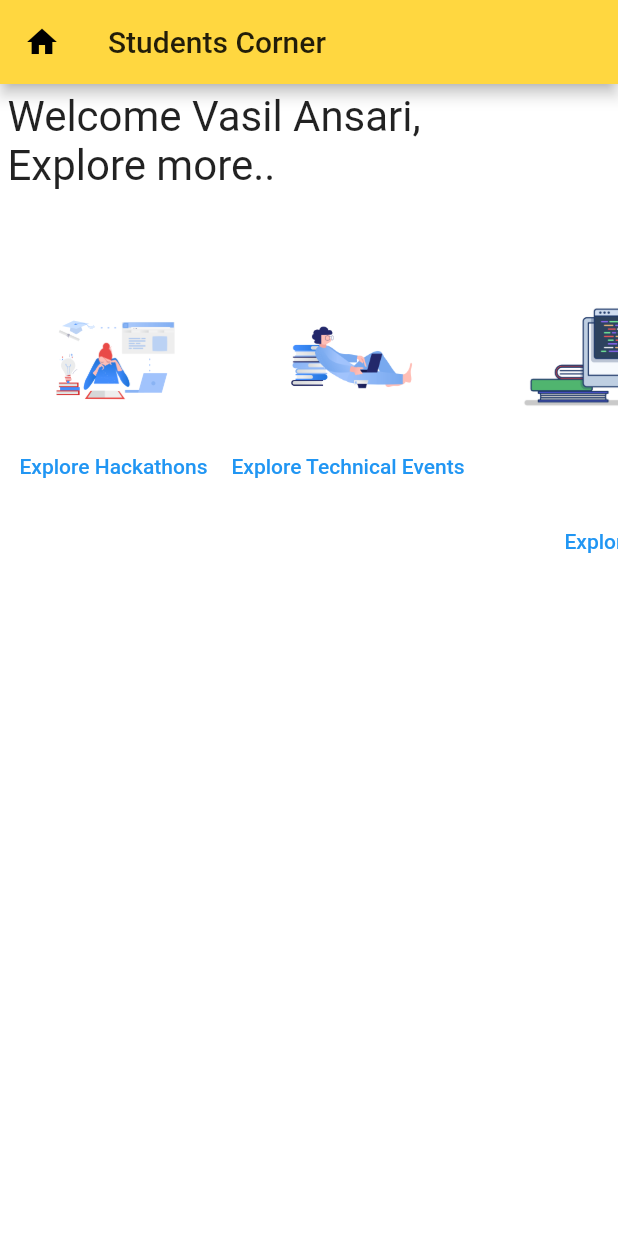
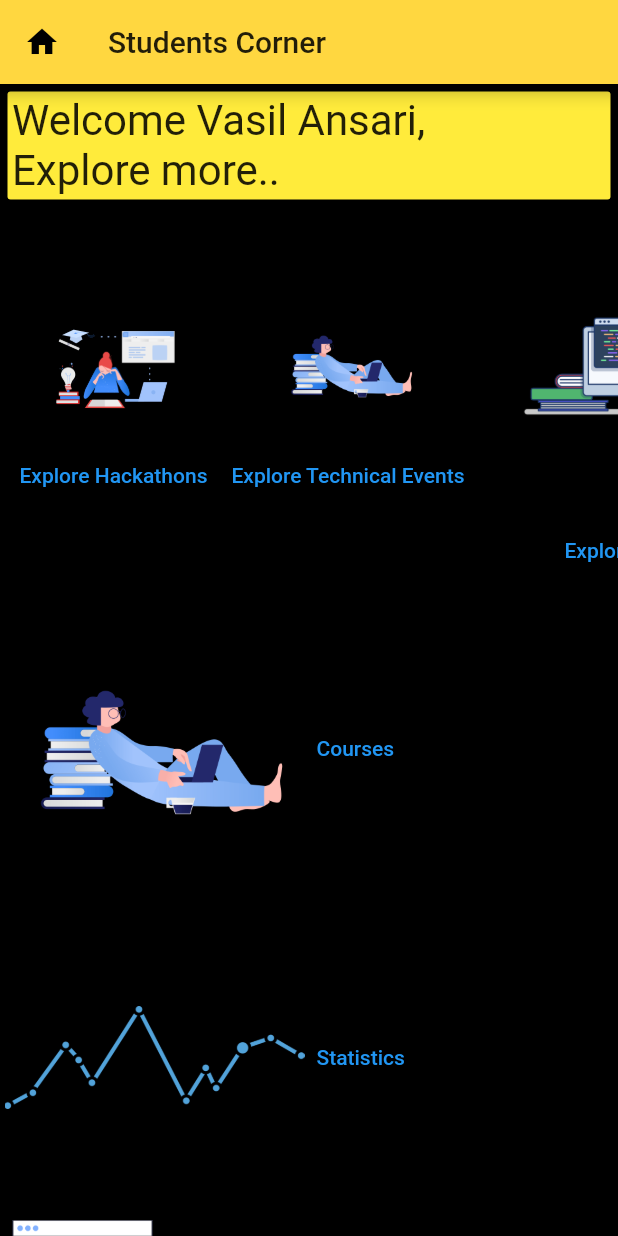
Before and after one commit to VASIL-ANSARI/MINI-PROJECT, a Flutter app: the screen it shows after launch, on a phone screen of 412 x 824 dp. Run offline on Flutter 3.47's test engine with Material 2 defaults, Android fonts, the phone set to English and light mode, and no system bars.

Commit message:
another commit

```diff
--- a/lib/screens/main_screen.dart
+++ b/lib/screens/main_screen.dart
@@ -39,18 +39,25 @@ class _MainScreenState extends State<MainScreen>
   @override
   Widget build(BuildContext context) {
     return Scaffold(
-      backgroundColor: Colors.white,
+      backgroundColor: Colors.black,
       body: ListView(
         children: [
           Padding(
             padding: EdgeInsets.symmetric(vertical: 5.0, horizontal: 5.0),
             child: Container(
-              child: Text(
-                "Welcome Vasil Ansari,\nExplore more..",
-                textAlign: TextAlign.start,
-                textScaleFactor: 2.0,
-                maxLines: 2,
+              child: Padding(
+                padding: EdgeInsets.all(3.0),
+                child: Text(
+                  "Welcome Vasil Ansari,\nExplore more..",
+                  textAlign: TextAlign.start,
+                  textScaleFactor: 2.0,
+                  maxLines: 2,
+                ),
               ),
+              decoration: BoxDecoration(
+                  shape: BoxShape.rectangle,
+                  borderRadius: BorderRadius.circular(2.0),
+                  color: Colors.yellow),
             ),
           ),
           SingleChildScrollView(
@@ -95,6 +102,36 @@ class _MainScreenState extends State<MainScreen>
               ])
             ]),
           ),
+          Padding(
+              padding: EdgeInsets.all(3.0),
+              child: Row(children: [
+                Container(
+                  child: Image.asset('images/clip-remote-learning.png'),
+                  height: 200.0,
+                  width: 200.0,
+                ),
+                TextButton(onPressed: () {}, child: Text("Courses"))
+              ])),
+          Padding(
+              padding: EdgeInsets.all(3.0),
+              child: Row(children: [
+                Container(
+                  child: Image.asset('images/flame-1196.png'),
+                  height: 200.0,
+                  width: 200.0,
+                ),
+                TextButton(onPressed: () {}, child: Text("Statistics"))
+              ])),
+          Padding(
+              padding: EdgeInsets.all(5.0),
+              child: Row(children: [
+                Container(
+                  child: Image.asset('images/pablita-94.png'),
+                  height:100.0,
+                  width: 100.0,
+                ),
+                TextButton(onPressed: () {}, child: Text("Video Lectures"))
+              ])),
         ],
       ),
       appBar: AppBar(
```
Also changed, not shown: images/flame-1196.png (added), images/pablita-94.png (added).
